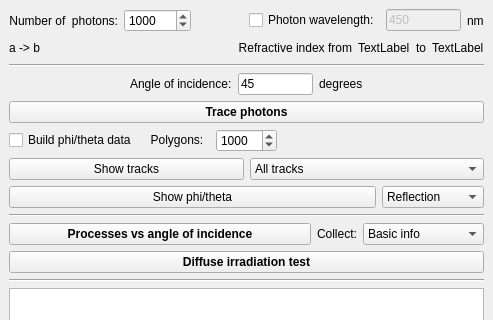
Above: ants3bundle/src/ants3/gui/photsim/ainterfaceruletester.ui from andrmor/ANTS3bundle before the change; both pictures show x 0 to 493 and y 0 to 320 of the 493 by 496 pixel window. Below: the same form after it.
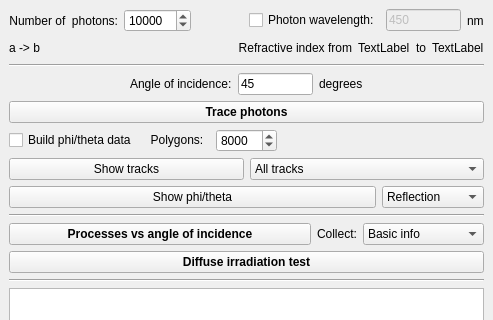
That is the form after the change.

The edit to the form file:
```diff
--- a/ants3bundle/src/ants3/gui/photsim/ainterfaceruletester.ui
+++ b/ants3bundle/src/ants3/gui/photsim/ainterfaceruletester.ui
@@ -33,7 +33,7 @@
          <number>1000000</number>
         </property>
         <property name="value">
-         <number>1000</number>
+         <number>10000</number>
         </property>
        </widget>
       </item>
@@ -251,7 +251,7 @@
          <number>99999</number>
         </property>
         <property name="value">
-         <number>1000</number>
+         <number>8000</number>
         </property>
        </widget>
       </item>
```
